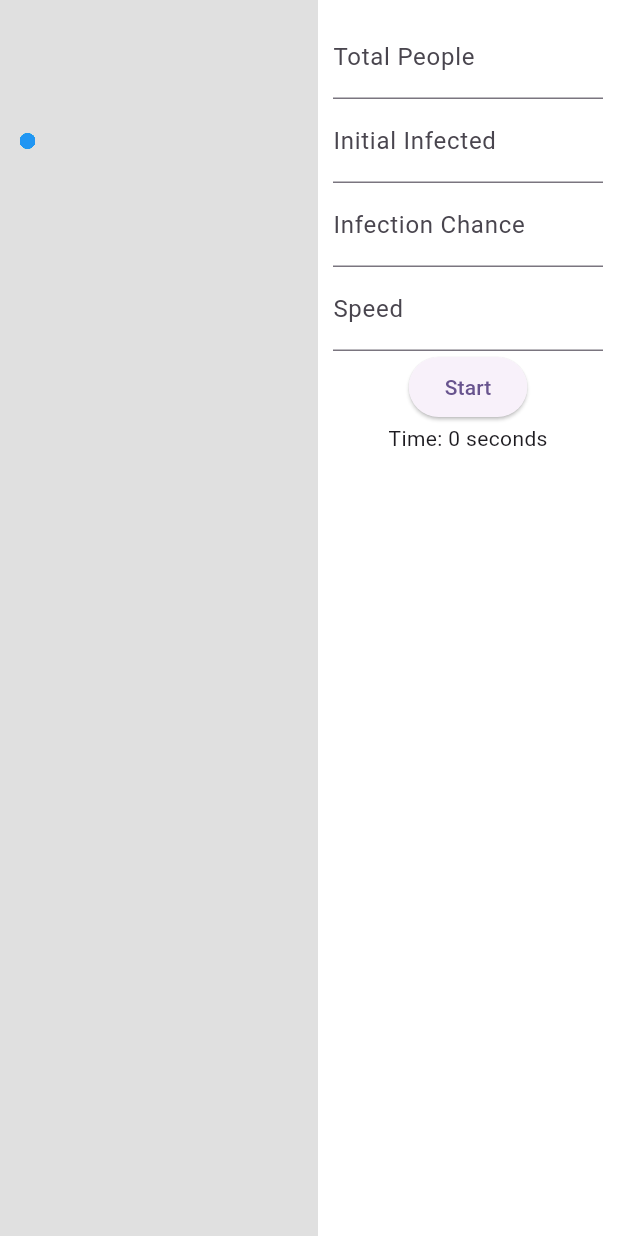
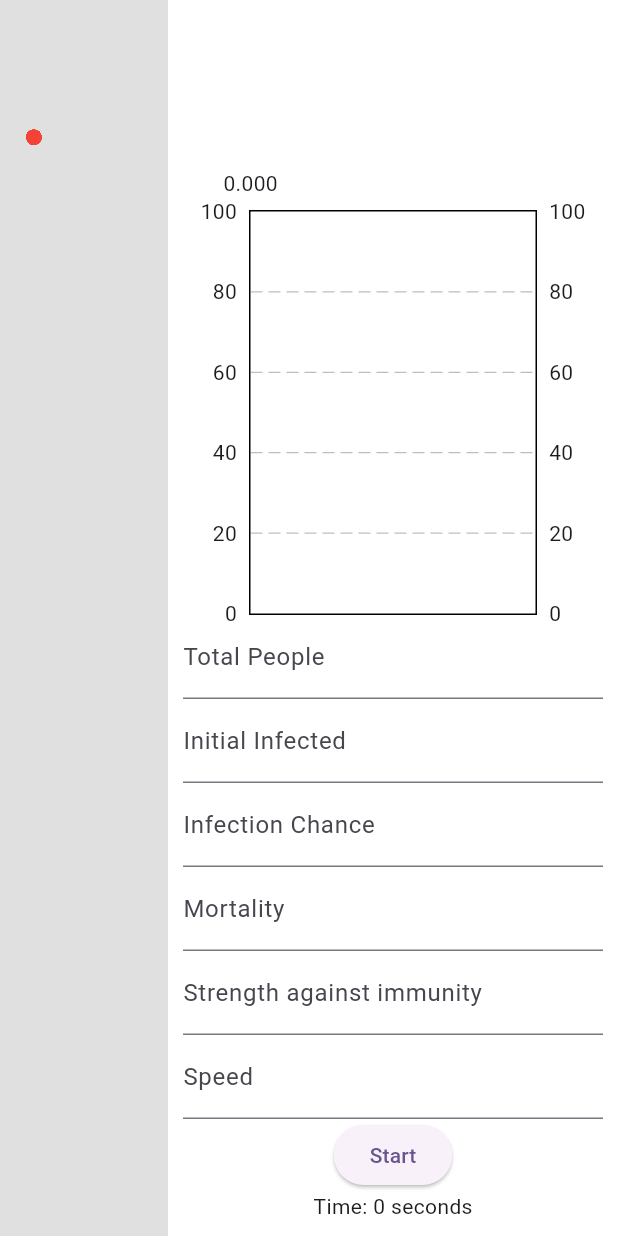
Before and after one commit to 1eG0ist/covid19, a Flutter app: the screen it shows after launch, after a tap on "Start", on a phone screen of 412 x 824 dp. Run offline on Flutter 3.47's test engine with Material 3 defaults, Android fonts, the phone set to English and light mode, and no system bars; drawn by our look-alikes of fl_chart.

Commit message:
add immunity, recover, death, diagram with info, strange vs immunity, mortality

```diff
--- a/lib/models/Person.dart
+++ b/lib/models/Person.dart
@@ -2,28 +2,77 @@ import 'dart:math';
 
 class Person {
   double x, y;
-  bool isInfected;
   double speed;
+  bool isInfected = false;
+  bool isRecovered = false;
+  bool hasInteractedWithVirus = false;
+  bool isDead = false;
+  double immunity = 0.1; // От 0 (нет иммунитета) до 1 (полный иммунитет)
+  int recoveryTime = 500; // Количество итераций до выздоровления
+  int sickTime = 0; // Счётчик времени болезни
+  String previousCellIndex; // Индекс предыдущей клетки в spatial grid
+  final Random _random = Random();
 
-  Person({required this.x, required this.y, this.isInfected = false, this.speed = 1.0});
+  double mortality;
+  double strengthAgainstImmunity;
+
+  Person({
+    required this.x,
+    required this.y,
+    required this.speed,
+    required this.mortality,
+    required this.strengthAgainstImmunity,
+    required this.previousCellIndex
+  });
 
   void move(Random random, double width, double height) {
+    if (isDead) return; // Мёртвые не двигаются
+
     x += (random.nextDouble() - 0.5) * speed;
     y += (random.nextDouble() - 0.5) * speed;
 
-    /*
-    * doesn't allow the dots to go off the screen
-    * */
-    x = x.clamp(0.0, width);
-    y = y.clamp(0.0, height);
+    x = x.clamp(0, width);
+    y = y.clamp(0, height);
   }
 
   void checkCollision(Person other, double infectionChance) {
-    if (isInfected && !other.isInfected) {
-      double distance = sqrt(pow(x - other.x, 2) + pow(y - other.y, 2));
-      if (distance < 10.0 && Random().nextDouble() < infectionChance) {
-        other.isInfected = true;
+    if (isDead || other.isDead || (!other.isInfected && !isInfected)) return;
+
+    double distance = sqrt(pow(x - other.x, 2) + pow(y - other.y, 2));
+    if (distance < 5) { // Порог столкновения
+      hasInteractedWithVirus = true;
+      other.hasInteractedWithVirus = true;
+
+      if (isInfected && !other.isInfected && _random.nextDouble() < infectionChance * (1 - other.immunity)) {
+        other.infect();
+      } else if (other.isInfected && !isInfected && _random.nextDouble() < infectionChance * (1 - immunity)) {
+        infect();
       }
     }
   }
+
+  void infect() {
+    if (_random.nextDouble() < mortality * (1 - immunity * strengthAgainstImmunity)) {
+      isDead = true;
+    } else {
+      isInfected = true;
+      sickTime = 0;
+    }
+  }
+
+  void updateHealth() {
+    if (isInfected) {
+      sickTime++;
+      if (sickTime >= recoveryTime) {
+        recover();
+      }
+    }
+  }
+
+  void recover() {
+    isInfected = false;
+    isRecovered = true;
+    immunity += (1 - immunity) / 3;
+    immunity = immunity.clamp(0.0, 1.0);
+  }
 }
--- a/lib/models/SimulationModel.dart
+++ b/lib/models/SimulationModel.dart
@@ -1,31 +1,45 @@
 import 'dart:math';
 import 'Person.dart';
 
-/*
-* Main data class of simulation
-* */
 class SimulationModel {
   List<Person> people;
   double infectionChance;
+  double mortality;
+  double strengthAgainstImmunity;
   int totalInfected;
   int totalPeople;
   bool isRunning;
   Stopwatch stopwatch;
   double speed;
+  double gridSize = 10;
+  Map<String, List<Person>> spatialGrid = {}; // Хранилище клеток
 
   SimulationModel({
     required this.totalPeople,
     required this.infectionChance,
+    required this.mortality,
+    required this.strengthAgainstImmunity,
     required this.totalInfected,
     required double width,
     required double height,
-    required this.speed})
-      : people = List.generate(totalPeople, (index) => Person(x: Random().nextDouble() * width, y: Random().nextDouble() * height, speed: speed)),
+    required this.speed
+  })  : people = List.generate(totalPeople, (index) {
+    double xx = Random().nextDouble() * width;
+    double yy = Random().nextDouble() * height;
+    return Person(
+        x: xx,
+        y: yy,
+        speed: speed,
+        mortality: mortality,
+        strengthAgainstImmunity: strengthAgainstImmunity,
+        previousCellIndex: '$xx|$yy'
+    );
+  }),
         isRunning = false,
         stopwatch = Stopwatch() {
-    for(int index=0; index<totalInfected; index+=1) {
+    for (int index = 0; index < totalInfected; index++) {
       people[index].isInfected = true;
-    };
+    }
   }
 
   void start() {
@@ -36,13 +50,24 @@ class SimulationModel {
   void update(double width, double height) {
     if (!isRunning) return;
 
+    // Очистка spatial grid
+    for (var list in spatialGrid.values) {
+      list.clear();
+    }
+
+    // Движение людей и обновление клеток
     for (var person in people) {
       person.move(Random(), width, height);
+      _updateSpatialGrid(person);
+      person.updateHealth();
     }
 
-    for (int i = 0; i < people.length; i++) {
-      for (int j = i + 1; j < people.length; j++) {
-        people[i].checkCollision(people[j], infectionChance);
+    // Проверка коллизий внутри клеток
+    for (var cell in spatialGrid.values) {
+      for (int i = 0; i < cell.length; i++) {
+        for (int j = i + 1; j < cell.length; j++) {
+          cell[i].checkCollision(cell[j], infectionChance);
+        }
       }
     }
 
@@ -53,4 +78,21 @@ class SimulationModel {
       stopwatch.stop();
     }
   }
+
+  void _updateSpatialGrid(Person person) {
+    int cellX = (person.x / gridSize).floor();
+    int cellY = (person.y / gridSize).floor();
+    String cellKey = "$cellX|$cellY"; // Уникальный ключ в формате "x|y"
+
+    // Если человек сменил клетку, удаляем его из предыдущей
+    if (person.previousCellIndex != cellKey) {
+      if (spatialGrid.containsKey(person.previousCellIndex)) {
+        spatialGrid[person.previousCellIndex]!.remove(person);
+      }
+      person.previousCellIndex = cellKey;
+    }
+
+    // Добавляем в текущую клетку
+    (spatialGrid[cellKey] ??= []).add(person);
+  }
 }
--- a/lib/pages/SimulationScreen.dart
+++ b/lib/pages/SimulationScreen.dart
@@ -3,6 +3,7 @@ import 'dart:async';
 import 'package:covid19/models/SimulationModel.dart';
 import 'package:covid19/utils/SimulationPainter.dart';
 import 'package:flutter/material.dart';
+import 'package:fl_chart/fl_chart.dart';
 
 /*
 * Main simulation screen
@@ -19,9 +20,16 @@ class _SimulationScreenState extends State<SimulationScreen> with SingleTickerPr
 
   int initialInfected = 1;
   double infectionChance = 0.1;
+  double mortality = 0.01;
+  double strengthAgainstImmunity = 0.2;
   double speed = 1;
   int totalPeople = 100;
   int menuWidth = 200;
+
+  List<FlSpot> infectedData = [];
+  List<FlSpot> recoveredData = [];
+  List<FlSpot> deadData = [];
+  int timeElapsed = 0;
 
   @override
   void initState() {
@@ -35,18 +43,35 @@ class _SimulationScreenState extends State<SimulationScreen> with SingleTickerPr
       simulation = SimulationModel(
         totalPeople: totalPeople,
         infectionChance: infectionChance,
+        mortality: mortality,
+        strengthAgainstImmunity: strengthAgainstImmunity,
         totalInfected: initialInfected,
         width: MediaQuery.of(context).size.width - menuWidth,
         height: MediaQuery.of(context).size.height,
         speed: speed
       );
       simulation!.start();
+
+      // Очистка данных графика перед новой симуляцией
+      infectedData.clear();
+      recoveredData.clear();
+      deadData.clear();
+      timeElapsed = 0;
     });
 
     Timer.periodic(const Duration(seconds: 1), (timer) {
       if (!simulation!.isRunning) {
         timer.cancel();
       }
+
+      // Добавляем данные для графика
+      setState(() {
+        infectedData.add(FlSpot(timeElapsed.toDouble(), simulation!.totalInfected.toDouble()));
+        recoveredData.add(FlSpot(timeElapsed.toDouble(), simulation!.people.where((p) => p.isRecovered).length.toDouble()));
+        deadData.add(FlSpot(timeElapsed.toDouble(), simulation!.people.where((p) => p.isDead).length.toDouble()));
+        timeElapsed++;
+      });
+
       timerNotifier.value = '${simulation!.stopwatch.elapsed.inSeconds} seconds';
     });
   }
@@ -71,11 +96,13 @@ class _SimulationScreenState extends State<SimulationScreen> with SingleTickerPr
               ),
             ) : const Expanded(child: SizedBox()),
           Container(
-            width: 200,
+            width: 300,
             color: Colors.white,
             padding: const EdgeInsets.all(10),
             child: Column(
+              mainAxisAlignment: MainAxisAlignment.end,
               children: [
+                SizedBox(height: 300, child: buildChart()), // График
                 TextField(
                   decoration: const InputDecoration(labelText: 'Total People'),
                   onChanged: (value) {
@@ -122,6 +149,44 @@ class _SimulationScreenState extends State<SimulationScreen> with SingleTickerPr
                   },
                 ),
                 TextField(
+                  decoration: const InputDecoration(labelText: 'Mortality'),
+                  onChanged: (value) {
+                    double? newValue = double.tryParse(value);
+                    if (newValue == null) {
+                      ScaffoldMessenger.of(context).showSnackBar(
+                        const SnackBar(content: Text('Wrong speed input')),
+                      );
+                      return;
+                    }
+                    if (newValue > 1 || newValue < 0) {
+                      ScaffoldMessenger.of(context).showSnackBar(
+                        const SnackBar(content: Text('Mortality from 0 to 1')),
+                      );
+                      return;
+                    }
+                    mortality = newValue;
+                  },
+                ),
+                TextField(
+                  decoration: const InputDecoration(labelText: 'Strength against immunity'),
+                  onChanged: (value) {
+                    double? newValue = double.tryParse(value);
+                    if (newValue == null) {
+                      ScaffoldMessenger.of(context).showSnackBar(
+                        const SnackBar(content: Text('Wrong speed input')),
+                      );
+                      return;
+                    }
+                    if (newValue > 1 || newValue < 0) {
+                      ScaffoldMessenger.of(context).showSnackBar(
+                        const SnackBar(content: Text('Strength against immunity from 0 to 1')),
+                      );
+                      return;
+                    }
+                    strengthAgainstImmunity = newValue;
+                  },
+                ),
+                TextField(
                   decoration: const InputDecoration(labelText: 'Speed'),
                   onChanged: (value) {
                     double? newValue = double.tryParse(value);
@@ -157,4 +222,39 @@ class _SimulationScreenState extends State<SimulationScreen> with SingleTickerPr
       ),
     );
   }
+
+  Widget buildChart() {
+    return LineChart(
+      LineChartData(
+        titlesData: FlTitlesData(
+          // leftTitles: const AxisTitles(sideTitles: SideTitles(showTitles: true)),
+          bottomTitles: const AxisTitles(sideTitles: SideTitles(showTitles: false)),
+        ),
+        borderData: FlBorderData(show: true),
+        lineBarsData: [
+          LineChartBarData(
+            spots: infectedData,
+            isCurved: true,
+            barWidth: 2,
+            color: Colors.red,
+            dotData: const FlDotData(show: false),
+          ),
+          LineChartBarData(
+            spots: recoveredData,
+            isCurved: true,
+            barWidth: 2,
+            color: Colors.green,
+            dotData: const FlDotData(show: false),
+          ),
+          LineChartBarData(
+            spots: deadData,
+            isCurved: true,
+            barWidth: 2,
+            color: Colors.black,
+            dotData: const FlDotData(show: false),
+          ),
+        ],
+      ),
+    );
+  }
 }
--- a/lib/utils/SimulationPainter.dart
+++ b/lib/utils/SimulationPainter.dart
@@ -14,7 +14,13 @@ class SimulationPainter extends CustomPainter {
   void paint(Canvas canvas, Size size) {
     for (var person in people) {
       final paint = Paint()
-        ..color = person.isInfected ? Colors.red : Colors.blue
+        ..color = person.isDead
+            ? Colors.black
+            : person.isInfected
+              ? Colors.red
+              : person.isRecovered
+                ? Colors.green
+                : Colors.blue
         ..style = PaintingStyle.fill;
       canvas.drawCircle(Offset(person.x, person.y), 5, paint);
     }
--- a/pubspec.yaml
+++ b/pubspec.yaml
@@ -28,6 +28,7 @@ environment:
 # the latest version available on pub.dev. To see which dependencies have newer
 # versions available, run `flutter pub outdated`.
 dependencies:
+  fl_chart: ^0.64.0
   flutter:
     sdk: flutter
 
```
Also changed, not shown: pubspec.lock.
